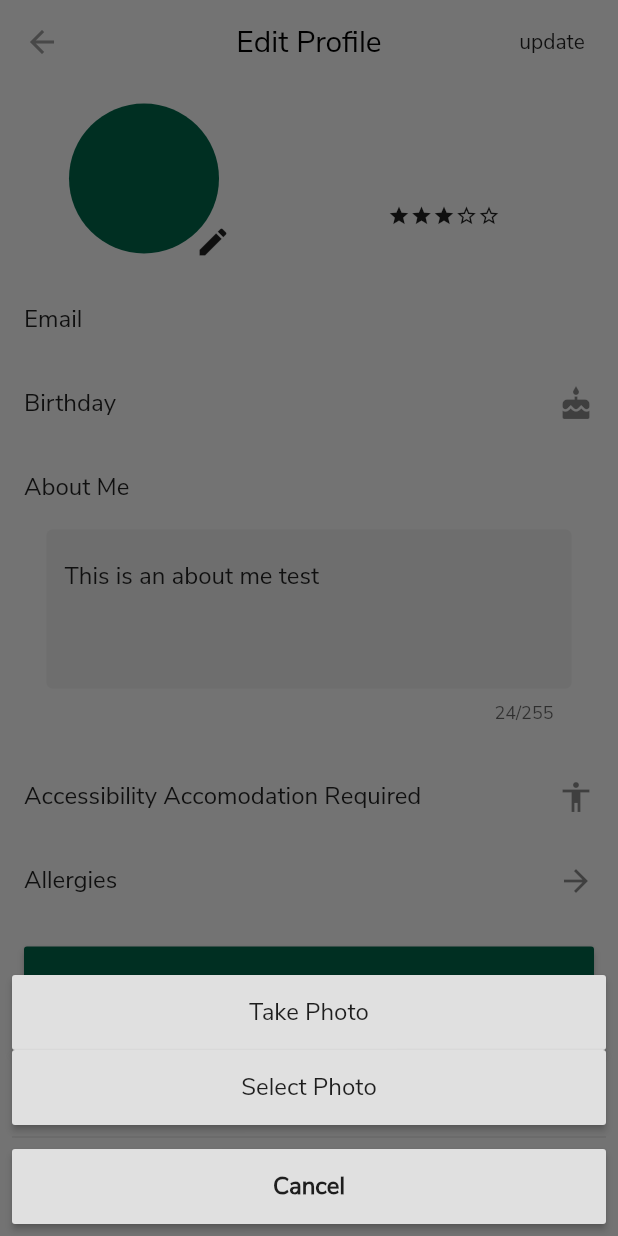
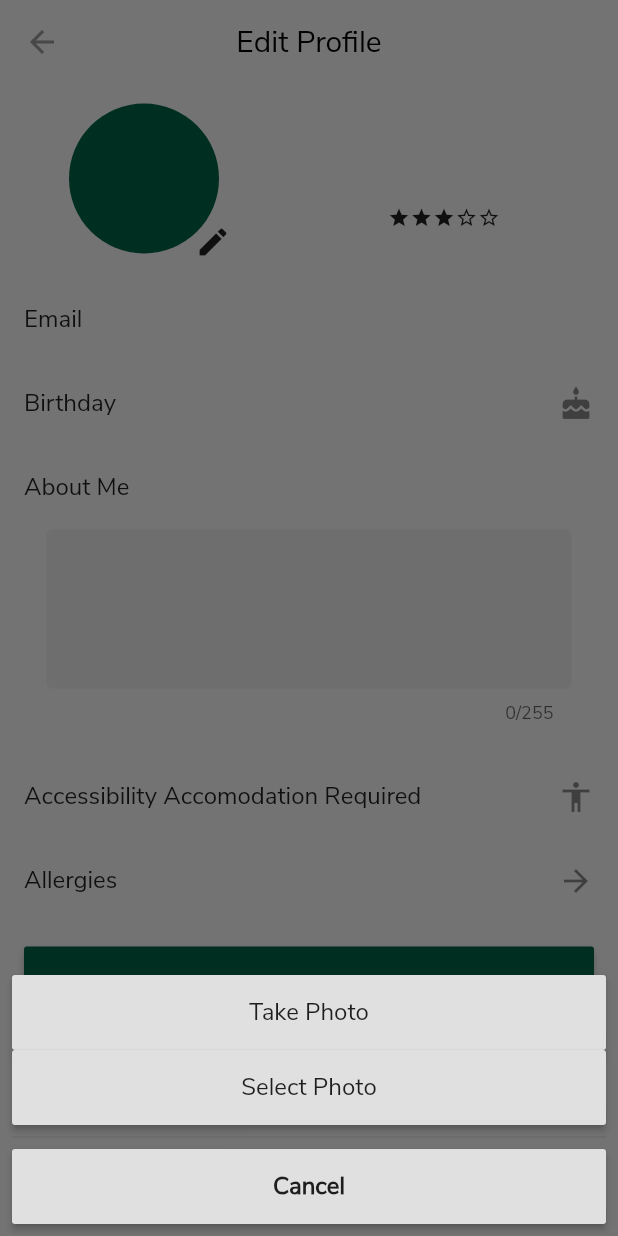
Before and after one commit to baileysp/humanaty, a Flutter app: the Profile screen opened directly with empty values, after a tap on the "edit" icon, on a phone screen of 412 x 824 dp. Run offline on Flutter 3.47's test engine with Material 2 defaults, Android fonts, the phone set to English and light mode, and no system bars; our stand-ins replace cloud_firestore, firebase_auth, firebase_storage, flutter_datetime_picker, flutter_spinkit, google_maps_flutter and 3 more; missing offline and left inert: enum_to_string, loader_search_bar, simple_image_crop; accounts and stored records are empty; network calls fail.

Commit message:
formatting

```diff
--- a/lib/models/user.dart
+++ b/lib/models/user.dart
@@ -3,6 +3,9 @@ import 'package:enum_to_string/enum_to_string.dart';
 class User {
   final String uid;
   User({this.uid});
+
+  @override
+  String toString() => uid;
 }
 
 class UserData {
@@ -32,18 +35,21 @@ class UserData {
       this.displayName,
       this.email,
       this.photoUrl,
-      this.aboutMe = "This is an about me test",
+      this.aboutMe,
       this.location,
       this.birthday,
       this.allergies,
       this.accessibilityAccommodations,
       this.consumerRating = 3,
       this.chefRating = 3});
+
+  @override
+  String toString() => '$displayName $uid';
+
 }
 
 enum Allergies { SoyBean, Fish, Milk, TreeNut, Peanut, Shellfish, Eggs, Wheat}
 String test;
-
 class Allergy {
   Map<String, bool> allergies;
   final bool hasSoyBean;
--- a/lib/routes/profile/profile.dart
+++ b/lib/routes/profile/profile.dart
@@ -28,9 +28,7 @@ class ProfileState extends State<Profile> {
   final _scaffoldKey = GlobalKey<ScaffoldState>();
 
   @override
-  void initState() {
-    super.initState();
-  }
+  void initState() => super.initState();
 
   @override
   Widget build(BuildContext context) {
@@ -43,7 +41,7 @@ class ProfileState extends State<Profile> {
       key: _scaffoldKey,
       appBar: HumanatyAppBar(
           displayBackBtn: true,
-          title: "Edit Profile",
+          title: 'Edit Profile',
           actions: [updateProfileAppBar(context, _auth, userData)]),
       //resizeToAvoidBottomInset: false,
       body: ListView(
@@ -88,10 +86,10 @@ class ProfileState extends State<Profile> {
                   ),
                   IconButton(
                     icon: Icon(Icons.edit),
-                    onPressed:()async {
+                    onPressed:() async {
                       await showModalBottomSheet(context: context, builder: (context){ return ImageOptions();
                       },backgroundColor: Colors.transparent);
-                      setState((){var test = 5;});},
+                      },
                   )
               ],
             )),
@@ -128,9 +126,7 @@ class ProfileState extends State<Profile> {
             controller: _nameController,
             style: TextStyle(fontSize: 18),
             textAlign: TextAlign.center,
-                decoration: InputDecoration(
-                    contentPadding: EdgeInsets.only(),
-                    border: InputBorder.none),
+            decoration: InputDecoration(border: InputBorder.none),
             validator: nameValidator))
       ],
     );
@@ -139,7 +135,7 @@ class ProfileState extends State<Profile> {
   Widget emailField(UserData userData) {
     _emailController.text = userData.email;
     return ListTile(
-      title: Text("Email"),
+      title: Text('Email'),
       trailing: SizedBox(
         width: 200,
         child: TextFormField(
@@ -147,24 +143,26 @@ class ProfileState extends State<Profile> {
           focusNode: _emailFocus,
           textAlign: TextAlign.right,
           decoration: InputDecoration(
-            contentPadding: EdgeInsets.only(),
             border: InputBorder.none,
           ),
           inputFormatters: [BlacklistingTextInputFormatter(RegExp('[ ]'))],
           validator: emailValidator,
         ),
       ),
-      onTap: () {
-        FocusScope.of(context).requestFocus(_emailFocus);
-      },
+      onTap:() => FocusScope.of(context).requestFocus(_emailFocus)
     );
   }
 
   Widget aboutMeField(UserData userData) {
-    _aboutMeController.text = userData.aboutMe;
+     _aboutMeController.text = 'Tell future guests about your qualifications';
+    if(userData.aboutMe.isEmpty) _aboutMeController.text = userData.aboutMe;
+
+
+    if(userData.aboutMe == null) print("testing");
+
     return Column(
       children: <Widget>[
-        ListTile(title: Text("About Me"),),
+        ListTile(title: Text('About Me'),),
         SizedBox(
           width: 350,
           child: TextFormField(
@@ -182,15 +180,12 @@ class ProfileState extends State<Profile> {
 
   Widget birthdayField(BuildContext context, UserData userData) {
     return ListTile(
-        title: Text("Birthday"),
+      title: Text('Birthday'),
       trailing: Icon(Icons.cake),
       onTap: () {
         DatePicker.showDatePicker(context, currentTime: userData.birthday,
-              onConfirm: (date) {
-            userData.birthday = date;
-          },
-              theme: DatePickerTheme(
-                  doneStyle: TextStyle(color: Pallete.humanGreen)));
+          onConfirm: (date) => {userData.birthday = date},
+          theme: DatePickerTheme(doneStyle: TextStyle(color: Pallete.humanGreen)));
       });
   }
 
@@ -203,25 +198,18 @@ class ProfileState extends State<Profile> {
         color: userData.accessibilityAccommodations
             ? Pallete.humanGreen
             : Colors.black45),
-      title: Text("Accessibility Accomodation Required"),
-      onTap: () {
-        setState(() {
-          userData.accessibilityAccommodations =
-              !userData.accessibilityAccommodations;
-        });
-      },
+      title: Text('Accessibility Accomodation Required'),
+      onTap: () {setState(() {userData.accessibilityAccommodations = !userData.accessibilityAccommodations;});},
     );
   }
 
   Widget allergyButton(BuildContext context, AuthService _auth, UserData userData) {
     return ListTile(
       trailing: Icon(Icons.arrow_forward),
-      title: Text("Allergies"),
+      title: Text('Allergies'),
       onTap: () {
-        Navigator.push(
-          context,
-          MaterialPageRoute(
-              builder: (context) =>
+        Navigator.push(context,
+          MaterialPageRoute(builder: (context) =>
             AllergyPage(userAllergies: userData.allergies, auth: _auth)),
         );
       },
@@ -230,28 +218,24 @@ class ProfileState extends State<Profile> {
 
   Widget updateProfile(BuildContext context, AuthService _auth, UserData userData) {
     return Padding(
-      padding: const EdgeInsets.only(right: 16.0, left: 16.0),
+      padding: EdgeInsets.symmetric(horizontal: 16.0),
       child: Container(
         width: double.infinity,
         height: 50.0,
         child: RaisedButton(
           color: Pallete.humanGreen,
-            onPressed: () async {
-              updateProfileFunc(context, _auth, userData);
-            },
-            child: Text("Update Profile",
+          onPressed:() async => updateProfileFunc(context, _auth, userData),
+          child: Text('Update Profile',
             style: TextStyle(color: Colors.white, fontSize: 16.0))),
       ),
     );
   }
 
   Widget updateProfileAppBar(BuildContext context, AuthService _auth, UserData userData) {
+    return SizedBox();
     return FlatButton(
-        onPressed: () async {
-          updateProfileFunc(context, _auth, userData);
-        },
-        child: Text(
-          "update",
+      onPressed: () async => updateProfileFunc(context, _auth, userData),
+      child: Text('update',
         style: TextStyle(color: Colors.black87),
       ));
   }
```
Also changed, not shown: lib/common/widgets/drawer/humanatyDrawer.dart (+51 -34 lines), lib/main.dart (+6 -5 lines), lib/routes/login/login.dart (+16 -27 lines), lib/routes/profile/allergy.dart (+5 -16 lines), lib/routes/profile/imageEdit.dart (+4 -5 lines), lib/routes/profile/imageOptions.dart (+3 -6 lines), lib/routes/register/register.dart (+20 -29 lines), lib/services/auth.dart (+36 -15 lines), lib/services/database.dart (+15 -16 lines), lib/services/firebaseError.dart (+7 -7 lines), lib/services/uploader.dart (+11 -6 lines), lib/util/logger.dart (added, +17 -0 lines), pubspec.yaml (+5 -11 lines), pubspec.lock. Lines whose indentation alone changed are shown as unchanged.
